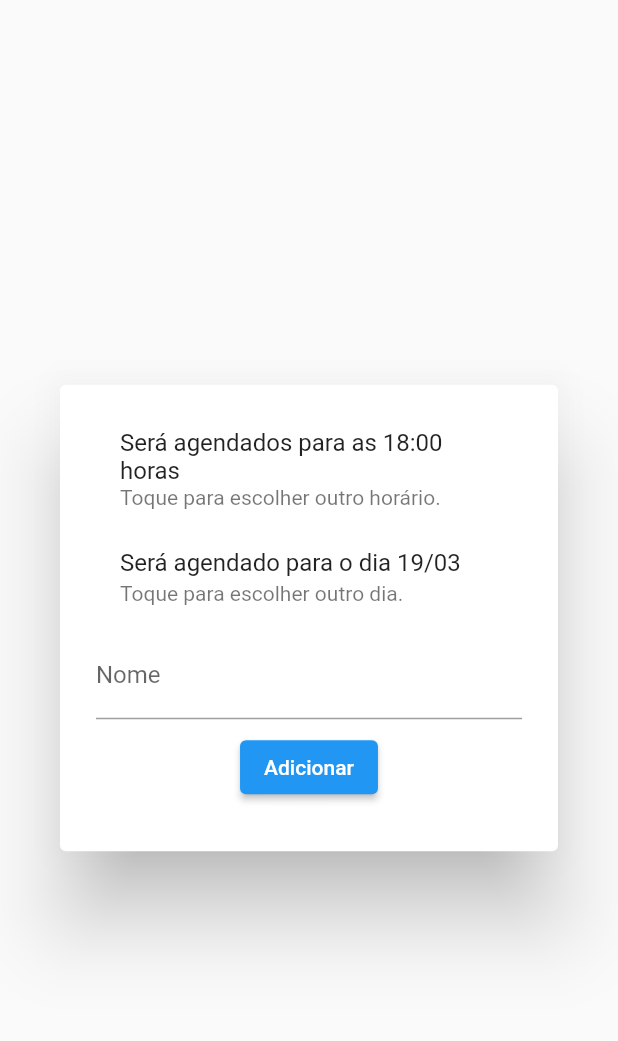
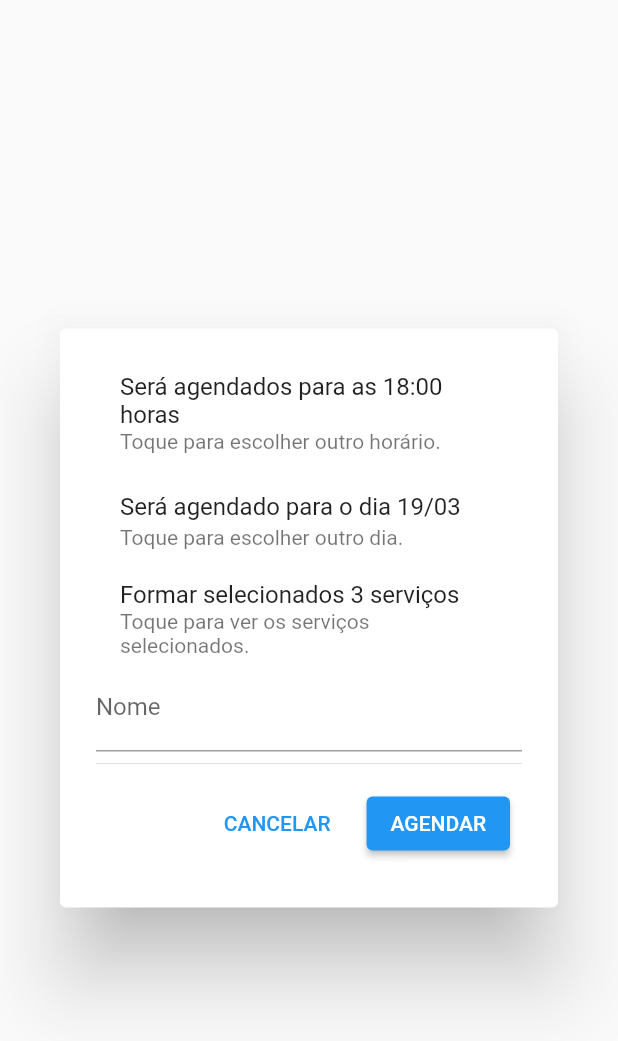
Before and after one commit to cl0v/agenda, a Flutter app: the CreateAppointmentDialog widget shown alone on an empty page, opened directly, on a phone screen of 412 x 824 dp. Shown: the top 1041 px of the screen. Run offline on Flutter 3.47's test engine with Material 2 defaults, Android fonts, the phone set to English and light mode, and no system bars; our stand-ins replace cloud_firestore, firebase_auth, firebase_core, shared_preferences, syncfusion_flutter_calendar; accounts and stored records are empty.

Commit message:
Pequenas alterações

```diff
--- a/lib/src/features/appointment/widgets/create_dialog.dart
+++ b/lib/src/features/appointment/widgets/create_dialog.dart
@@ -1,13 +1,17 @@
 import 'package:agenda/authenticator_provider.dart';
 import 'package:agenda/src/features/appointment/models.dart';
 import 'package:agenda/src/features/appointment/repositories.dart';
+import 'package:agenda/utils/navigator.dart';
 import 'package:flutter/material.dart';
+
+//TODO: Implementar sistema automatico se seleção de data;
 
 class CreateAppointmentDialog extends StatefulWidget {
   const CreateAppointmentDialog({Key? key}) : super(key: key);
 
   @override
-  _CreateAppointmentDialogState createState() => _CreateAppointmentDialogState();
+  _CreateAppointmentDialogState createState() =>
+      _CreateAppointmentDialogState();
 }
 
 class _CreateAppointmentDialogState extends State<CreateAppointmentDialog> {
@@ -54,6 +58,7 @@ class _CreateAppointmentDialogState extends State<CreateAppointmentDialog> {
 
                 ListTile(
                   onTap: () async {
+                    //Usar o picker bonitin
                     time = await showTimePicker(
                             context: context, initialTime: TimeOfDay.now()) ??
                         time;
@@ -74,21 +79,41 @@ class _CreateAppointmentDialogState extends State<CreateAppointmentDialog> {
                   subtitle: Text('Toque para escolher outro dia.'),
                 ),
 
+                ListTile(
+                  title: Text('Formar selecionados 3 serviços'),
+                  subtitle: Text('Toque para ver os serviços selecionados.'),
+                ),
+
                 TextFormField(
                   controller: nameController,
                   decoration: InputDecoration(
                       labelText: 'Nome', hintText: 'Nome do cliente'),
                 ),
+                Divider(),
 
+                Row(
+                  children: [
+                    Spacer(),
+                    Padding(
+                      padding: const EdgeInsets.all(8.0),
+                      child: TextButton(
+                        child: Text("CANCELAR"),
+                        onPressed: () async {
+                          pop(context);
+                        },
+                      ),
+                    ),
                     Padding(
                       padding: const EdgeInsets.all(8.0),
                       child: ElevatedButton(
-                    child: Text("Adicionar"),
+                        child: Text("AGENDAR"),
                         onPressed: () async {
                           final userid = Authenticator.of(context).id;
                           AppointmentRepository.create(userid, _appointment);
                         },
                       ),
+                    )
+                  ],
                 )
               ],
             ),
--- a/pubspec.yaml
+++ b/pubspec.yaml
@@ -25,6 +25,7 @@ dependencies:
   cupertino_icons: ^1.0.2
   firebase_auth: ^3.0.2
   firebase_core: ^1.5.0
+  smart_select: ^4.3.2
   flutter:
     sdk: flutter
   shared_preferences: ^2.0.6
```
Also changed, not shown: lib/layout_mobile.dart (+35 -43 lines), pubspec.lock. Lines whose indentation alone changed are shown as unchanged.
